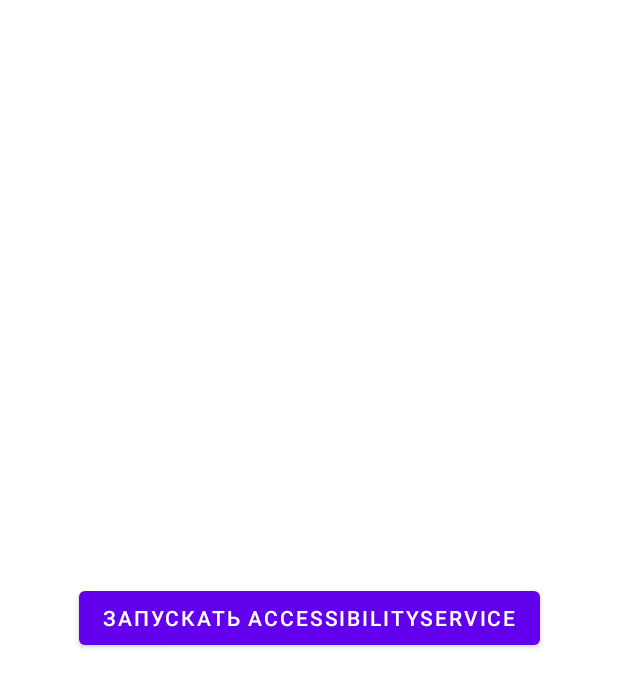
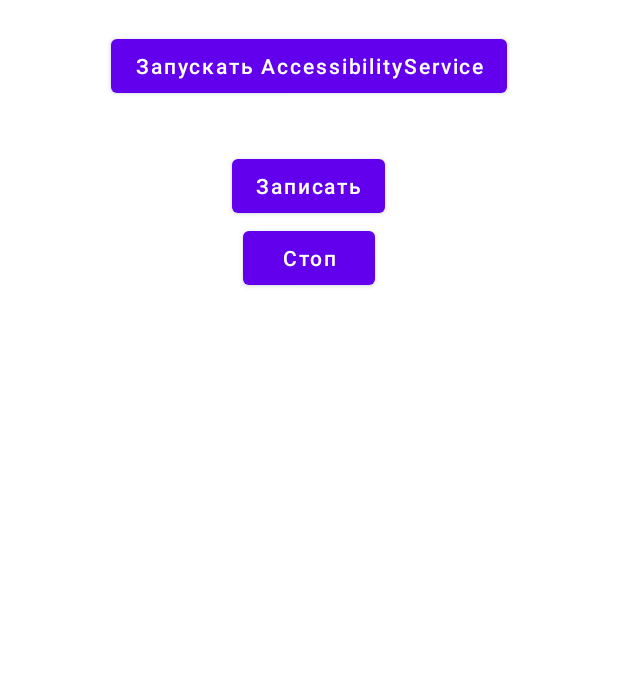
Before and after one commit to BekzhanOmirzak/AccessibilityService, an Android app: the layout activity_main.xml on its own in the app's theme, with its tools: preview values and no code run, on a phone screen of 412 x 824 dp. Shown: the top 687 px of the screen. Run offline under Robolectric (Android 15) with nearby library versions, the phone set to English and light mode, and no system bars.

```diff
--- a/app/build.gradle
+++ b/app/build.gradle
@@ -30,6 +30,11 @@ android {
     kotlinOptions {
         jvmTarget = '1.8'
     }
+
+    buildFeatures{
+        viewBinding true
+    }
+
 }
 
 dependencies {
--- a/app/src/main/AndroidManifest.xml
+++ b/app/src/main/AndroidManifest.xml
@@ -5,6 +5,10 @@
     <uses-permission android:name="android.permission.WRITE_EXTERNAL_STORAGE" />
     <uses-permission android:name="android.permission.READ_EXTERNAL_STORAGE" />
     <uses-permission android:name="android.permission.INTERNET" />
+    <uses-permission android:name="android.permission.RECORD_AUDIO" />
+    <uses-permission android:name="android.permission.MANAGE_EXTERNAL_STORAGE" />
+
+
 
     <application
         android:allowBackup="true"
--- a/app/src/main/res/layout/activity_main.xml
+++ b/app/src/main/res/layout/activity_main.xml
@@ -1,19 +1,41 @@
 <?xml version="1.0" encoding="utf-8"?>
-<androidx.constraintlayout.widget.ConstraintLayout xmlns:android="http://schemas.android.com/apk/res/android"
+<RelativeLayout xmlns:android="http://schemas.android.com/apk/res/android"
     xmlns:app="http://schemas.android.com/apk/res-auto"
     xmlns:tools="http://schemas.android.com/tools"
     android:layout_width="match_parent"
     android:layout_height="match_parent"
     tools:context=".ui.MainActivity">
 
+
     <Button
+        android:id="@+id/btn_accessibility"
         android:layout_width="wrap_content"
         android:layout_height="wrap_content"
+        android:layout_centerHorizontal="true"
+        android:layout_marginTop="20dp"
         android:text="Запускать AccessibilityService"
-        android:id="@+id/click"
+        android:textAllCaps="false"
         app:layout_constraintBottom_toBottomOf="parent"
         app:layout_constraintLeft_toLeftOf="parent"
         app:layout_constraintRight_toRightOf="parent"
         app:layout_constraintTop_toTopOf="parent" />
 
-</androidx.constraintlayout.widget.ConstraintLayout>
+    <Button
+        android:id="@+id/btn_start"
+        android:layout_width="wrap_content"
+        android:layout_height="wrap_content"
+        android:layout_centerHorizontal="true"
+        android:layout_marginTop="100dp"
+        android:text="Записать"
+        android:textAllCaps="false" />
+
+    <Button
+        android:id="@+id/btn_stop"
+        android:layout_width="wrap_content"
+        android:layout_height="wrap_content"
+        android:layout_below="@id/btn_start"
+        android:layout_centerHorizontal="true"
+        android:text="Стоп"
+        android:textAllCaps="false" />
+
+</RelativeLayout>
```
Also changed, not shown: app/src/main/java/com/example/accessibilityversion_2/services/MyAccessibilityService.kt (+5 -5 lines), app/src/main/java/com/example/accessibilityversion_2/ui/MainActivity.kt (+134 -8 lines), app/src/main/java/com/example/accessibilityversion_2/util/TempStorage.kt (added, +25 -0 lines), app/src/main/java/com/example/accessibilityversion_2/util/Util.kt (deleted, +0 -90 lines).
